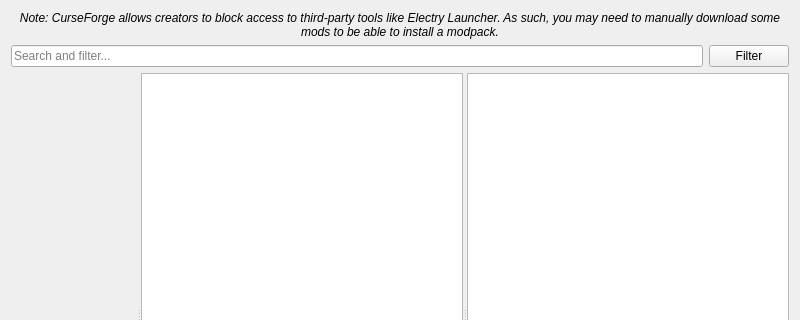
mario638/ElectryLauncher, file launcher/ui/pages/modplatform/flame/FlamePage.ui: the form before one commit; both pictures show x 0 to 800 and y 0 to 320 of the 800 by 600 pixel window.
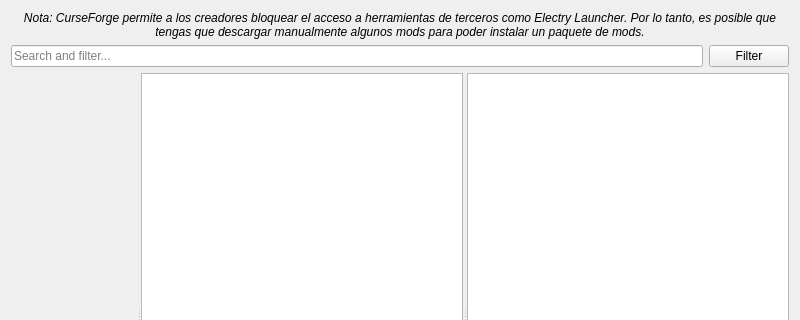
The form after the commit. Custom widgets are drawn as their Qt base class.

Diff of the .ui file:
```diff
--- a/launcher/ui/pages/modplatform/flame/FlamePage.ui
+++ b/launcher/ui/pages/modplatform/flame/FlamePage.ui
@@ -19,7 +19,7 @@
       </font>
      </property>
      <property name="text">
-      <string>Note: CurseForge allows creators to block access to third-party tools like Electry Launcher. As such, you may need to manually download some mods to be able to install a modpack.</string>
+      <string>Nota: CurseForge permite a los creadores bloquear el acceso a herramientas de terceros como Electry Launcher. Por lo tanto, es posible que tengas que descargar manualmente algunos mods para poder instalar un paquete de mods.</string>
      </property>
      <property name="alignment">
       <set>Qt::AlignCenter</set>
```
